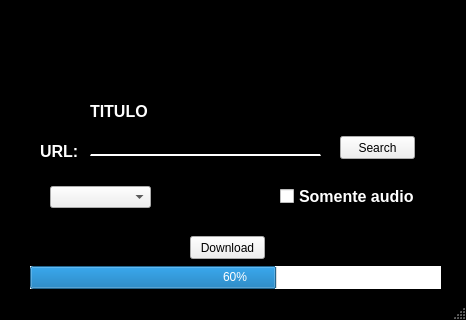
yurialvesL/YoutubeDownload, file Ui/DownUi.ui: the form before one commit; both pictures show x 0 to 466 and y 264 to 584 of the 466 by 584 pixel window.
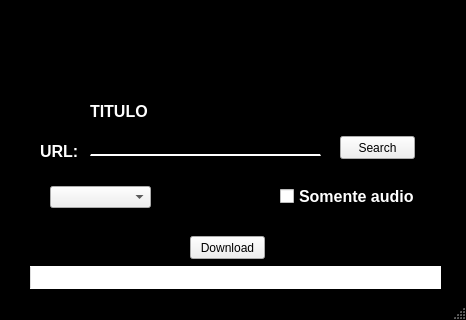
The form after the commit. Icons and pictures are not drawn.

Commit message: Adjust in QMessageBox

What changed in the file:
```diff
--- a/Ui/DownUi.ui
+++ b/Ui/DownUi.ui
@@ -202,7 +202,7 @@
      </rect>
     </property>
     <property name="value">
-     <number>60</number>
+     <number>0</number>
     </property>
    </widget>
    <widget class="QLabel" name="lbl_title">
```
Left out of the diff: 2 changed lines with no effect on the pictures. The commit also changes 2 other files.
